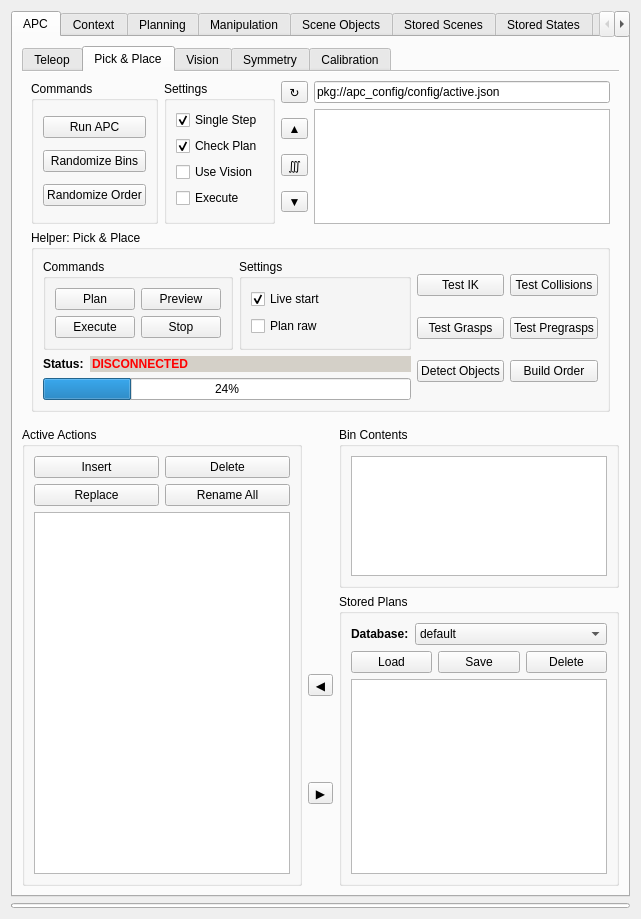
Above: visualization/motion_planning_rviz_plugin/src/ui/motion_planning_rviz_plugin_frame.ui from ehuang3/moveit_ros before the change. Below: the same form after it.
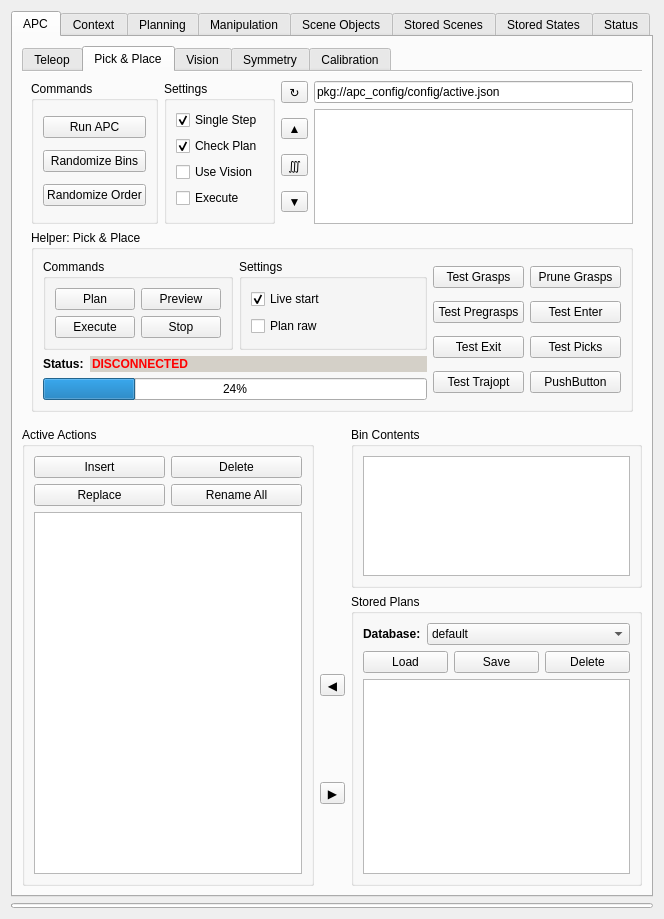
That is the form after the change.

Commit message: planning: Add enter/exit, pick etc

What changed in the file:
```diff
--- a/visualization/motion_planning_rviz_plugin/src/ui/motion_planning_rviz_plugin_frame.ui
+++ b/visualization/motion_planning_rviz_plugin/src/ui/motion_planning_rviz_plugin_frame.ui
@@ -6,7 +6,7 @@
    <rect>
     <x>0</x>
     <y>0</y>
-    <width>641</width>
+    <width>664</width>
     <height>919</height>
    </rect>
   </property>
@@ -1423,40 +1423,27 @@
                   </item>
                   <item row="1" column="2" rowspan="2">
                    <layout class="QGridLayout" name="gridLayout_42">
+                    <item row="2" column="1">
+                     <widget class="QPushButton" name="test_plan_button">
+                      <property name="sizePolicy">
+                       <sizepolicy hsizetype="Preferred" vsizetype="Fixed">
+                        <horstretch>0</horstretch>
+                        <verstretch>0</verstretch>
+                       </sizepolicy>
+                      </property>
+                      <property name="text">
+                       <string>Test Picks</string>
+                      </property>
+                     </widget>
+                    </item>
                     <item row="3" column="0">
                      <widget class="QPushButton" name="pushButton_6">
                       <property name="text">
-                       <string>Detect Objects</string>
+                       <string>Test Trajopt</string>
                       </property>
                      </widget>
                     </item>
-                    <item row="3" column="1">
-                     <widget class="QPushButton" name="pushButton_7">
-                      <property name="sizePolicy">
-                       <sizepolicy hsizetype="Preferred" vsizetype="Fixed">
-                        <horstretch>0</horstretch>
-                        <verstretch>0</verstretch>
-                       </sizepolicy>
-                      </property>
-                      <property name="text">
-                       <string>Build Order</string>
-                      </property>
-                     </widget>
-                    </item>
-                    <item row="1" column="1">
-                     <widget class="QPushButton" name="test_pregrasps_button">
-                      <property name="sizePolicy">
-                       <sizepolicy hsizetype="Preferred" vsizetype="Fixed">
-                        <horstretch>0</horstretch>
-                        <verstretch>0</verstretch>
-                       </sizepolicy>
-                      </property>
-                      <property name="text">
-                       <string>Test Pregrasps</string>
-                      </property>
-                     </widget>
-                    </item>
-                    <item row="1" column="0">
+                    <item row="0" column="0">
                      <widget class="QPushButton" name="test_grasps_button">
                       <property name="sizePolicy">
                        <sizepolicy hsizetype="Preferred" vsizetype="Fixed">
@@ -1469,17 +1456,44 @@
                       </property>
                      </widget>
                     </item>
-                    <item row="0" column="0">
-                     <widget class="QPushButton" name="test_ik_button">
+                    <item row="3" column="1">
+                     <widget class="QPushButton" name="pushButton_4">
                       <property name="text">
-                       <string>Test IK</string>
+                       <string>PushButton</string>
                       </property>
                      </widget>
                     </item>
                     <item row="0" column="1">
                      <widget class="QPushButton" name="test_collisions_button">
                       <property name="text">
-                       <string>Test Collisions</string>
+                       <string>Prune Grasps</string>
+                      </property>
+                     </widget>
+                    </item>
+                    <item row="2" column="0">
+                     <widget class="QPushButton" name="test_exit_button">
+                      <property name="text">
+                       <string>Test Exit</string>
+                      </property>
+                     </widget>
+                    </item>
+                    <item row="1" column="0">
+                     <widget class="QPushButton" name="test_pregrasps_button">
+                      <property name="sizePolicy">
+                       <sizepolicy hsizetype="Preferred" vsizetype="Fixed">
+                        <horstretch>0</horstretch>
+                        <verstretch>0</verstretch>
+                       </sizepolicy>
+                      </property>
+                      <property name="text">
+                       <string>Test Pregrasps</string>
+                      </property>
+                     </widget>
+                    </item>
+                    <item row="1" column="1">
+                     <widget class="QPushButton" name="test_enter_button">
+                      <property name="text">
+                       <string>Test Enter</string>
                       </property>
                      </widget>
                     </item>
```
Left out of the diff: 8 changed lines with no effect on the pictures. The commit also changes 6 other files.
